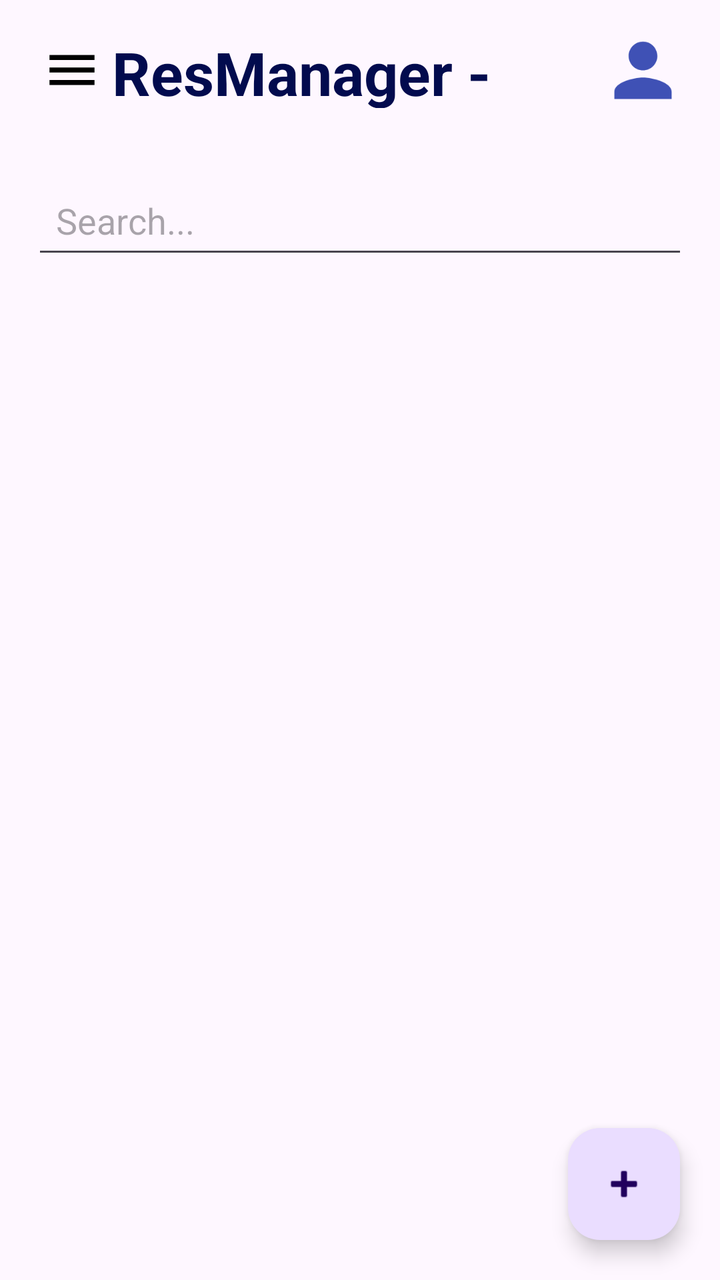
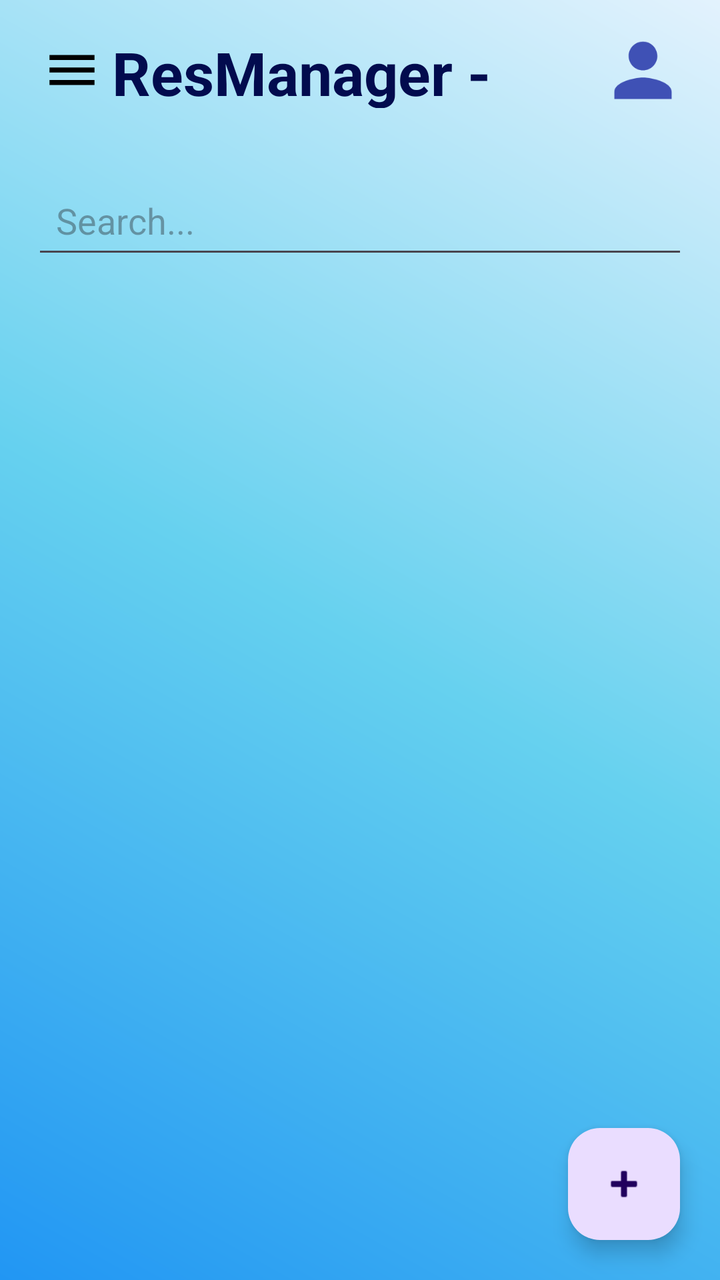

An Android layout rendered at two revisions. The XML below is the earlier revision; the diff shows what the commit changed to produce the second picture.
<!-- AndroidManifest.xml: application theme Theme.ProjectCK -->
<!-- res/layout/activity_admin_home.xml -->
<?xml version="1.0" encoding="utf-8"?>
<androidx.drawerlayout.widget.DrawerLayout
    xmlns:android="http://schemas.android.com/apk/res/android"
    xmlns:app="http://schemas.android.com/apk/res-auto"
    xmlns:tools="http://schemas.android.com/tools"
    android:id="@+id/drawerLayout"
    android:layout_width="match_parent"
    android:layout_height="match_parent">

    <androidx.constraintlayout.widget.ConstraintLayout
        android:layout_width="match_parent"
        android:layout_height="match_parent">

        <LinearLayout
            android:id="@+id/topBar"
            android:layout_width="match_parent"
            android:layout_height="70dp"
            android:orientation="horizontal"
            android:padding="16dp"
            android:gravity="center_vertical"
            app:layout_constraintTop_toTopOf="parent"
            tools:ignore="UseCompoundDrawables">

            <ImageView
                android:id="@+id/imgMenu"
                android:layout_width="40dp"
                android:layout_height="40dp"
                android:padding="5dp"
                android:src="@drawable/ic_menu" />

            <TextView
                android:layout_width="0dp"
                android:layout_height="wrap_content"
                android:layout_weight="1"
                android:text="ResManager - Admin"
                android:textStyle="bold"
                android:textSize="30sp"
                android:textColor="#020B4E"
                tools:ignore="HardcodedText" />

            <ImageView
                android:id="@+id/imgProfile"
                android:layout_width="45dp"
                android:layout_height="45dp"
                android:padding="1dp"
                android:scaleType="fitXY"
                android:src="@drawable/baseline_person_24"
                app:strokeColor="#000000"
                app:strokeWidth="1dp"
                app:shapeAppearanceOverlay="@style/CircleImage" />

        </LinearLayout>

        <EditText
            android:id="@+id/edtSearch"
            android:layout_width="0dp"
            android:layout_height="wrap_content"
            android:hint="Search..."
            android:layout_margin="16dp"
            android:importantForAutofill="no"
            android:padding="12dp"
            app:layout_constraintTop_toBottomOf="@id/topBar"
            app:layout_constraintStart_toStartOf="parent"
            app:layout_constraintEnd_toEndOf="parent"
            tools:ignore="TextFields" />

        <androidx.recyclerview.widget.RecyclerView
            android:id="@+id/recyclerFoods"
            android:layout_width="0dp"
            android:layout_height="0dp"
            android:padding="10dp"
            app:layout_constraintTop_toBottomOf="@id/edtSearch"
            app:layout_constraintBottom_toBottomOf="parent"
            app:layout_constraintStart_toStartOf="parent"
            app:layout_constraintEnd_toEndOf="parent"/>

        <com.google.android.material.floatingactionbutton.FloatingActionButton
            android:id="@+id/fabAddFood"
            android:layout_width="wrap_content"
            android:layout_height="wrap_content"
            android:layout_margin="20dp"
            android:src="@android:drawable/ic_input_add"
            app:layout_constraintBottom_toBottomOf="parent"
            app:layout_constraintEnd_toEndOf="parent"/>

    </androidx.constraintlayout.widget.ConstraintLayout>

    <com.google.android.material.navigation.NavigationView
        android:id="@+id/navView"
        android:layout_width="280dp"
        android:layout_height="match_parent"
        android:layout_gravity="start"
        android:background="@android:color/white"
        app:menu="@menu/drawer_menu"
        app:itemTextAppearance="@style/NavTextStyle"
        />

</androidx.drawerlayout.widget.DrawerLayout>
<!-- resources referenced by this layout -->
<resources>
  <!-- drawable baseline_person_24 (drawable) -->
  <vector xmlns:android="http://schemas.android.com/apk/res/android" android:height="24dp" android:tint="#3F51B5" android:viewportHeight="24" android:viewportWidth="24" android:width="24dp">
        
      <path android:fillColor="@android:color/white" android:pathData="M12,12c2.21,0 4,-1.79 4,-4s-1.79,-4 -4,-4 -4,1.79 -4,4 1.79,4 4,4zM12,14c-2.67,0 -8,1.34 -8,4v2h16v-2c0,-2.66 -5.33,-4 -8,-4z"/>
      
  </vector>
  <!-- drawable ic_menu (drawable) -->
  <vector xmlns:android="http://schemas.android.com/apk/res/android"
      android:width="24dp"
      android:height="24dp"
      android:viewportWidth="24"
      android:viewportHeight="24">
    <path
        android:fillColor="#FF000000"
        android:pathData="M3,18h18v-2H3v2zM3,13h18v-2H3v2zM3,6v2h18V6H3z"/>
  </vector>
  <style name="CircleImage"><item name="cornerSize">50%</item>
      </style>
  <style name="NavTextStyle">
          <item name="android:textSize">18sp</item>
          <item name="android:textStyle">bold</item>
          <item name="android:fontFamily">sans-serif-medium</item>
      </style>
  <style name="Theme.ProjectCK" parent="Base.Theme.ProjectCK" />
  <style name="Base.Theme.ProjectCK" parent="Theme.Material3.DayNight.NoActionBar">
          
          
      </style>
</resources>

<!-- the commit's change to res/layout/activity_admin_home.xml (unified diff, before → after) -->
@@ -5,7 +5,8 @@
     xmlns:tools="http://schemas.android.com/tools"
     android:id="@+id/drawerLayout"
     android:layout_width="match_parent"
-    android:layout_height="match_parent">
+    android:layout_height="match_parent"
+    android:background="@drawable/bg_gradient">
 
     <androidx.constraintlayout.widget.ConstraintLayout
         android:layout_width="match_parent"
@@ -35,7 +36,7 @@
                 android:text="ResManager - Admin"
                 android:textStyle="bold"
                 android:textSize="30sp"
-                android:textColor="#020B4E"
+                android:textColor="@color/appname_color"
                 tools:ignore="HardcodedText" />
 
             <ImageView
<!-- resource entries referenced after the edit -->
@@ -1,11 +1,20 @@
 <!-- resources referenced by this layout -->
 <resources>
+  <color name="appname_color">#020B4E</color>
   <!-- drawable baseline_person_24 (drawable) -->
   <vector xmlns:android="http://schemas.android.com/apk/res/android" android:height="24dp" android:tint="#3F51B5" android:viewportHeight="24" android:viewportWidth="24" android:width="24dp">
         
       <path android:fillColor="@android:color/white" android:pathData="M12,12c2.21,0 4,-1.79 4,-4s-1.79,-4 -4,-4 -4,1.79 -4,4 1.79,4 4,4zM12,14c-2.67,0 -8,1.34 -8,4v2h16v-2c0,-2.66 -5.33,-4 -8,-4z"/>
       
   </vector>
+  <!-- drawable bg_gradient (drawable) -->
+  <shape xmlns:android="http://schemas.android.com/apk/res/android">
+      <gradient
+          android:startColor="#2196F3"
+          android:centerColor="#66D1EF"
+          android:endColor="#E3F2FD"
+          android:angle="45"/>
+  </shape>
   <!-- drawable ic_menu (drawable) -->
   <vector xmlns:android="http://schemas.android.com/apk/res/android"
       android:width="24dp"
